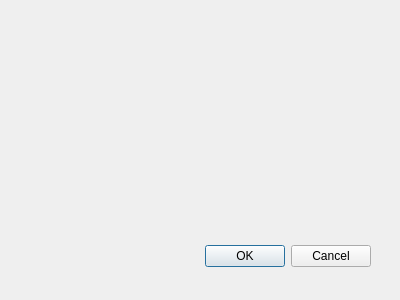
This is formtranslation.ui in AlifArifin/mini-photoshop as Qt 5 draws it before an edit. The edited form follows.
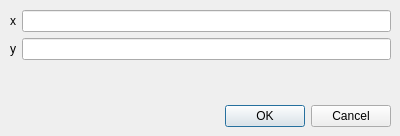
This is the edited form.

Diff of the .ui file:
```diff
--- a/formtranslation.ui
+++ b/formtranslation.ui
@@ -9,7 +9,7 @@
     <x>0</x>
     <y>0</y>
     <width>400</width>
-    <height>300</height>
+    <height>136</height>
    </rect>
   </property>
   <property name="windowTitle">
@@ -18,8 +18,8 @@
   <widget name="buttonBox" class="QDialogButtonBox">
    <property name="geometry">
     <rect>
-     <x>30</x>
-     <y>240</y>
+     <x>50</x>
+     <y>100</y>
      <width>341</width>
      <height>32</height>
     </rect>
@@ -31,6 +31,38 @@
     <set>QDialogButtonBox::Cancel|QDialogButtonBox::Ok</set>
    </property>
   </widget>
+  <widget class="QWidget" name="formLayoutWidget">
+   <property name="geometry">
+    <rect>
+     <x>10</x>
+     <y>10</y>
+     <width>381</width>
+     <height>91</height>
+    </rect>
+   </property>
+   <layout class="QFormLayout" name="formLayout">
+    <item row="0" column="0">
+     <widget class="QLabel" name="label">
+      <property name="text">
+       <string>x</string>
+      </property>
+     </widget>
+    </item>
+    <item row="1" column="0">
+     <widget class="QLabel" name="label_2">
+      <property name="text">
+       <string>y</string>
+      </property>
+     </widget>
+    </item>
+    <item row="0" column="1">
+     <widget class="QLineEdit" name="lineEdit"/>
+    </item>
+    <item row="1" column="1">
+     <widget class="QLineEdit" name="lineEdit_2"/>
+    </item>
+   </layout>
+  </widget>
  </widget>
  <pixmapfunction/>
  <resources/>
```
Left out of the diff: 9 changed lines with no effect on the pictures.
